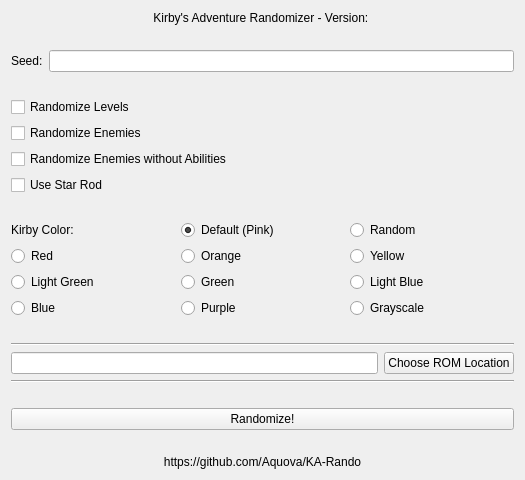
This is Qt-Layout/mainwindow.ui in aquova/KA-Rando as Qt 5 draws it before an edit. The edited form follows.
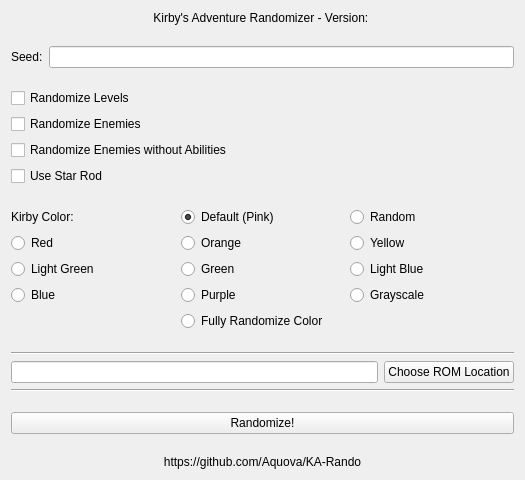
This is the edited form.

Diff of the .ui file:
```diff
--- a/Qt-Layout/mainwindow.ui
+++ b/Qt-Layout/mainwindow.ui
@@ -201,6 +201,13 @@
         </property>
        </widget>
       </item>
+      <item row="5" column="1">
+       <widget class="QRadioButton" name="superRandomColor">
+        <property name="text">
+         <string>Fully Randomize Color</string>
+        </property>
+       </widget>
+      </item>
      </layout>
     </item>
     <item>
```
